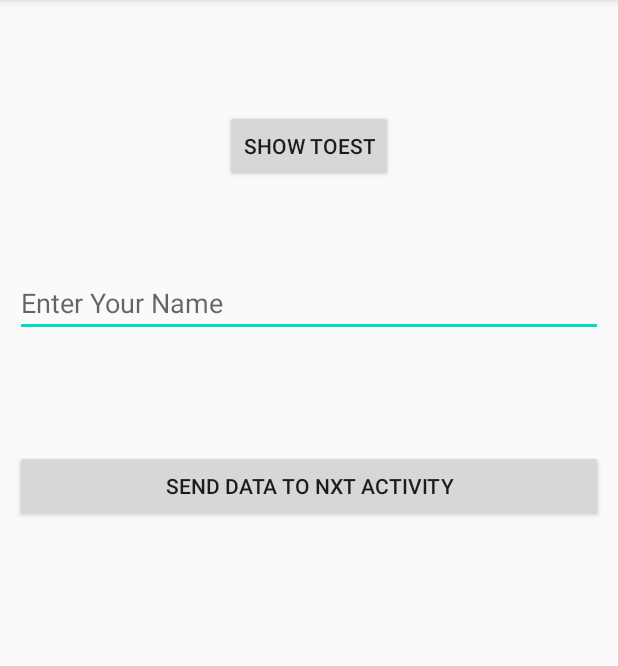
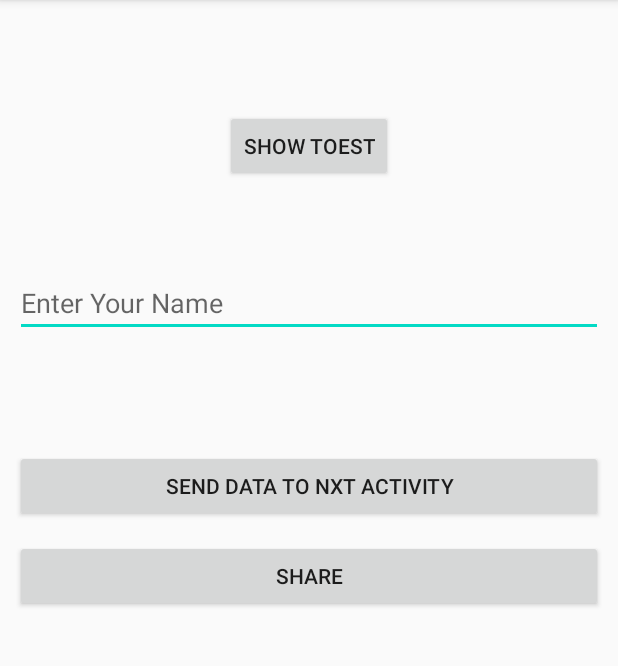
Before and after one commit to iftikharhafeez/MyFirstApp, an Android app: the screen it shows after launch (MainActivity), on a phone screen of 412 x 824 dp, the part 84-750 px from its top. Run offline under Robolectric (Android 15) with nearby library versions, the phone set to English and light mode, and no system bars.

Commit message:
myFirstApp_lesson 3

```diff
--- a/app/src/main/res/layout/activity_main.xml
+++ b/app/src/main/res/layout/activity_main.xml
@@ -37,4 +37,13 @@
         android:layout_marginTop="290dp"
         android:text="Send Data to nxt Activity" />
 
+    <Button
+        android:id="@+id/ShareBtn"
+        android:layout_width="match_parent"
+        android:layout_height="wrap_content"
+        android:layout_alignParentTop="true"
+        android:layout_centerHorizontal="true"
+        android:layout_marginTop="350dp"
+        android:text="Share" />
+
 </RelativeLayout>
```
Also changed, not shown: app/src/main/java/com/iftikharhafeez/testapp/MainActivity.kt (+14 -6 lines), app/src/main/java/com/iftikharhafeez/testapp/SecondActivity.kt (+8 -0 lines), app/src/main/res/layout/activity_second.xml (+13 -2 lines).
